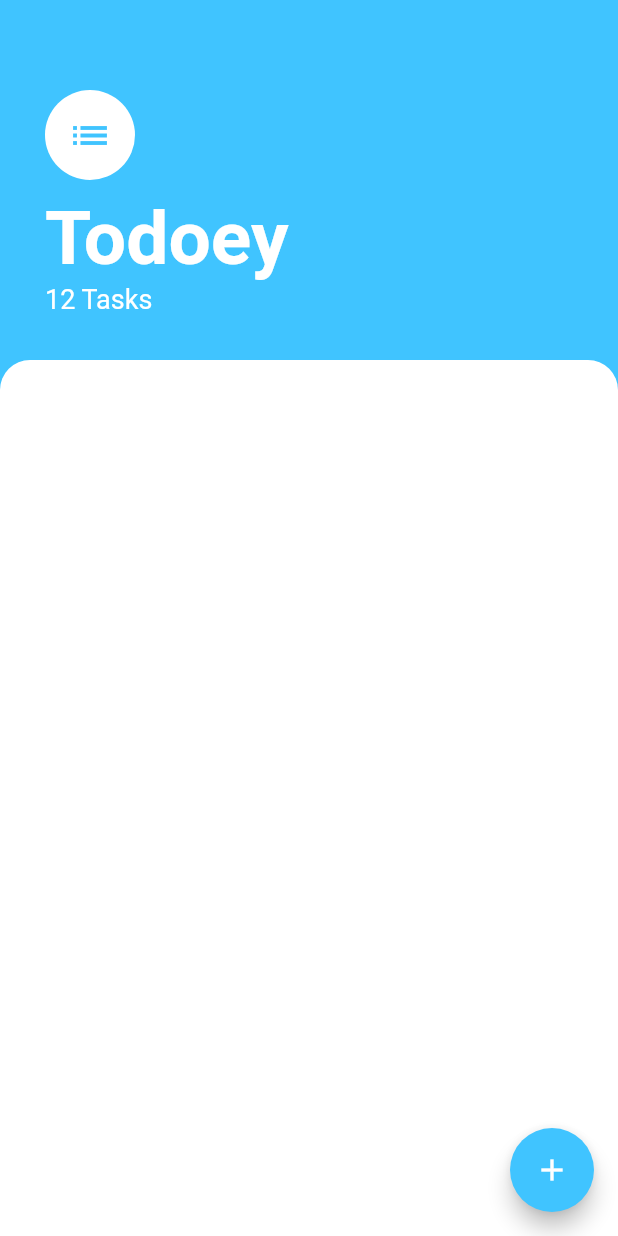
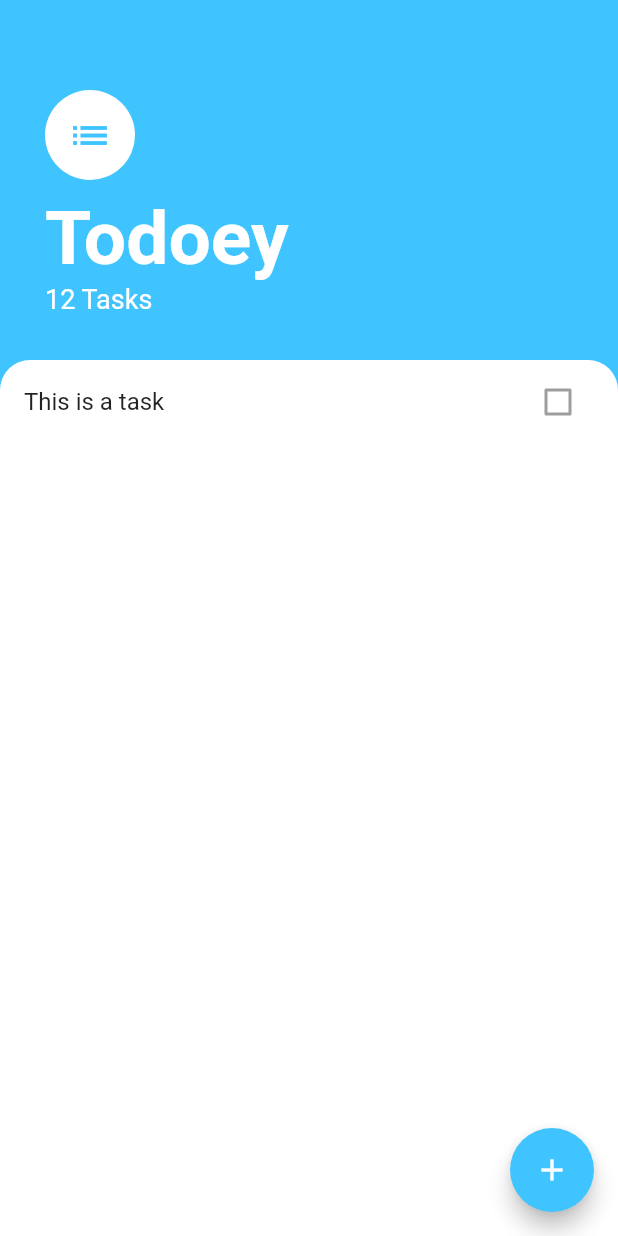
Before and after one commit to einnor/flutter-todoey, a Flutter app: the screen it shows after launch, on a phone screen of 412 x 824 dp. Run offline on Flutter 3.47's test engine with Material 2 defaults, Android fonts, the phone set to English and light mode, and no system bars.

Commit message:
List view with a list tile

```diff
--- a/lib/screens/tasks_screen.dart
+++ b/lib/screens/tasks_screen.dart
@@ -63,6 +63,18 @@ class TasksScreen extends StatelessWidget {
                   topRight: Radius.circular(20.0),
                 ),
               ),
+              child: ListView(
+                children: <Widget>[
+                  ListTile(
+                    title: Text(
+                      'This is a task',
+                    ),
+                    trailing: Checkbox(
+                      value: false,
+                    ),
+                  ),
+                ],
+              ),
             ),
           ),
         ],
```
